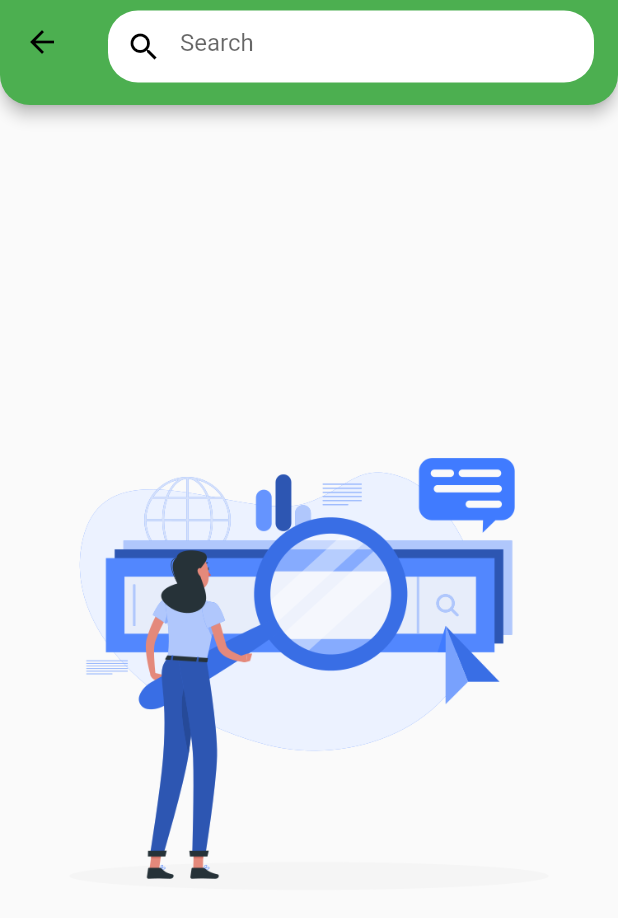
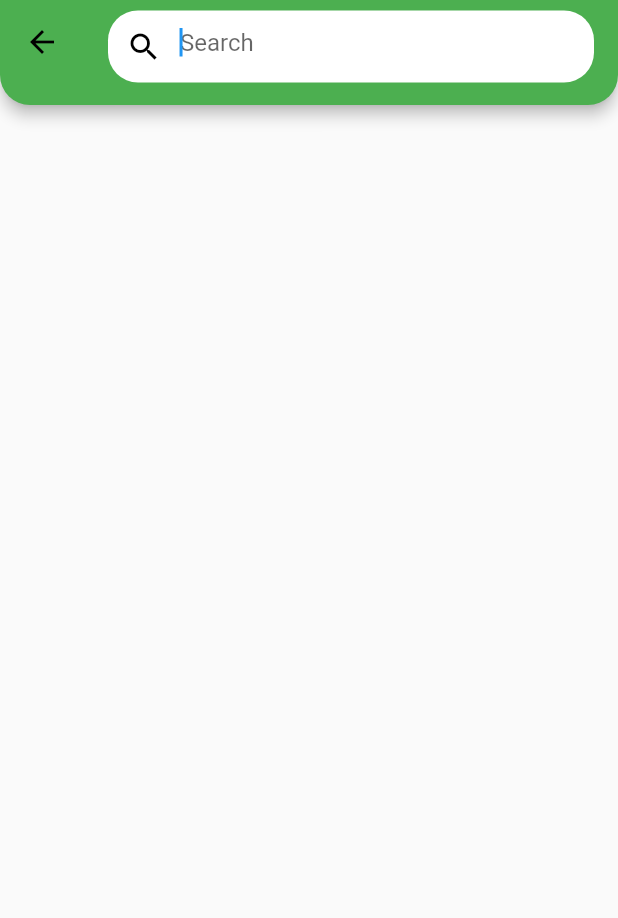
Before and after one commit to redavenger/eGrocery, a Flutter app: the SearchPage screen opened directly, on a phone screen of 412 x 824 dp. Shown: the top 918 px of the screen. Run offline on Flutter 3.47's test engine with Material 2 defaults, Android fonts, the phone set to English and light mode, and no system bars; our stand-ins replace cached_network_image, carousel_pro, curved_navigation_bar, shared_preferences; accounts and stored records are empty; network calls fail.

Commit message:
search page

```diff
--- a/lib/cart_button.dart
+++ b/lib/cart_button.dart
@@ -7,7 +7,7 @@ class CartButton extends StatelessWidget {
     return Container(margin: EdgeInsets.all(kDefaultPadding),
       padding: EdgeInsets.symmetric(
         horizontal: kDefaultPadding,
-        vertical: kDefaultPadding / 2,
+        vertical: kDefaultPadding / 5,
       ),
       decoration: BoxDecoration(
         color: Colors.orange,
--- a/lib/product_detail_screen.dart
+++ b/lib/product_detail_screen.dart
@@ -18,6 +18,7 @@ class ProductDetailScreen extends StatelessWidget {
     Size size = MediaQuery.of(context).size;
     // it enable scrolling on small devices
     return Scaffold(
+      backgroundColor: Colors.green,
       body: SafeArea(
         bottom: false,
         child: SingleChildScrollView(
@@ -28,7 +29,7 @@ class ProductDetailScreen extends StatelessWidget {
                 width: double.infinity,
                 padding: EdgeInsets.symmetric(horizontal: kDefaultPadding),
                 decoration: BoxDecoration(
-                  color: kBackgroundColor,
+                  color: Colors.white,
                   borderRadius: BorderRadius.only(
                     bottomLeft: Radius.circular(50),
                     bottomRight: Radius.circular(50),
@@ -74,7 +75,8 @@ class ProductDetailScreen extends StatelessWidget {
                   ],
                 ),
               ),
-              CartButton(),
+              CartButton(
+              ),
             ],
           ),
         ),
--- a/lib/search_page.dart
+++ b/lib/search_page.dart
@@ -1,19 +1,26 @@
 import 'package:flutter/cupertino.dart';
 import 'package:flutter/material.dart';
+import 'package:flutter_note/providers/product_provider.dart';
+import 'package:provider/provider.dart';
 
-class SearchPage extends StatelessWidget {
+import 'model/product.dart';
+import 'product_detail_screen.dart';
+import 'widgets/product_widget.dart';
+
+class SearchPage extends StatefulWidget {
+
+  @override
+  _SearchPageState createState() => _SearchPageState();
+}
+
+class _SearchPageState extends State<SearchPage> {
+  List<Product> productList = [];
+
   @override
   Widget build(BuildContext context) {
     return Scaffold(
-      body: Opacity(
-        opacity: 1,
-        child: Container(
-          decoration: BoxDecoration(
-            image: DecorationImage(
-              image: AssetImage('assets/images/search.png'),
-            ),
-          ),
-        ),
+      body: SingleChildScrollView(
+        child: productListWidget(),
       ),
       appBar: PreferredSize(
         preferredSize: Size.fromHeight(70.0), // here the desired height
@@ -27,6 +34,12 @@ class SearchPage extends StatelessWidget {
                 color: Colors.white,
               ),
               child: TextField(
+                autofocus: true,
+                onChanged: (value){
+                  setState(() {
+                    productList = Provider.of<ProductProvider>(context, listen: false).filterProductList(value);
+                  });
+                },
                 decoration: InputDecoration(
                     border: InputBorder.none,
                     hintText: 'Search',
@@ -45,4 +58,26 @@ class SearchPage extends StatelessWidget {
       ),
     );
   }
+
+  Widget productListWidget(){
+    return ListView.builder(
+      shrinkWrap: true,
+      itemCount: productList.length,
+      physics: NeverScrollableScrollPhysics(),
+      itemBuilder: (context, index) => ProductWidget(
+        itemIndex: index,
+        product: productList[index],
+        press: () {
+          Navigator.push(
+            context,
+            MaterialPageRoute(
+              builder: (context) => ProductDetailScreen(
+                product: productList[index],
+              ),
+            ),
+          );
+        },
+      ),
+    );
+  }
 }
```
Also changed, not shown: lib/providers/product_provider.dart (+11 -0 lines).
